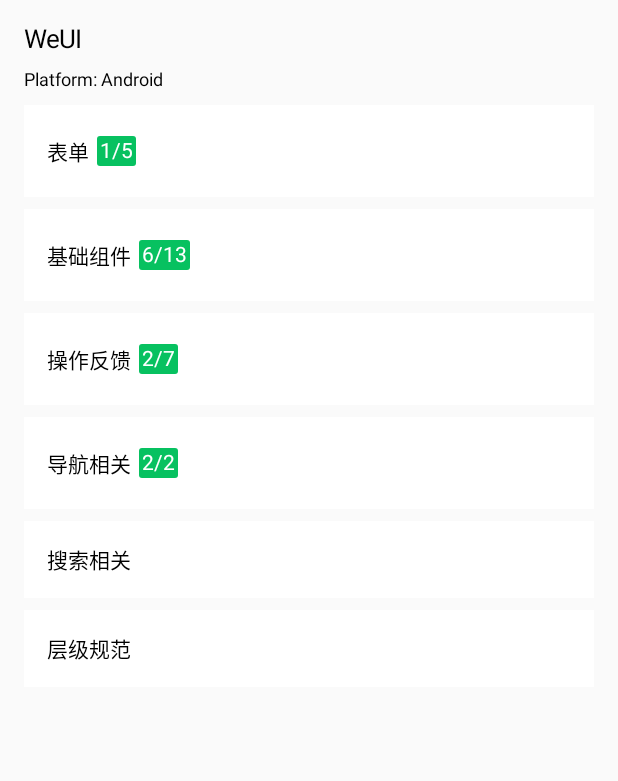
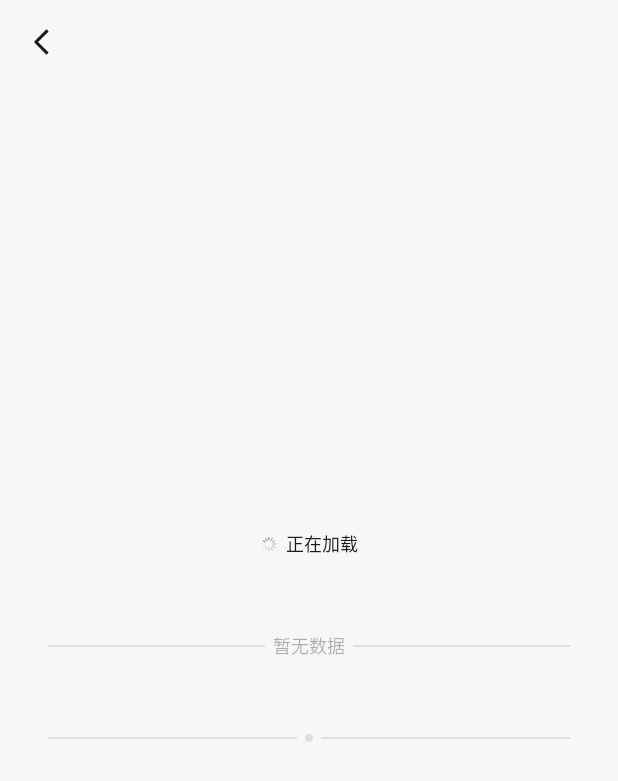
Before and after one commit to ouyangsl/weui-compose, an Android app built with Jetpack Compose: the screen it shows after launch (MainActivity), on a phone screen of 412 x 824 dp. Shown: the top 781 px of the screen. Run offline under Robolectric (Android 15) with nearby library versions, the phone set to English and light mode, and no system bars.

Commit message:
添加 LoadMore 组件

```diff
--- /dev/null
+++ b/common/src/commonMain/kotlin/weui/components/loading/LoadMore.kt
@@ -0,0 +1,77 @@
+package weui.components.loading
+
+import androidx.compose.foundation.background
+import androidx.compose.foundation.layout.*
+import androidx.compose.foundation.shape.CircleShape
+import androidx.compose.foundation.text.BasicText
+import androidx.compose.runtime.Composable
+import androidx.compose.ui.Alignment
+import androidx.compose.ui.Modifier
+import androidx.compose.ui.draw.clip
+import androidx.compose.ui.graphics.Color
+import androidx.compose.ui.unit.dp
+import weui.theme.WeUI
+
+@Composable
+fun LoadMore(
+    isLoading: Boolean,
+    text: String? = null,
+    modifier: Modifier = Modifier
+) {
+    Row(
+        verticalAlignment = Alignment.CenterVertically,
+        modifier = modifier
+    ) {
+        Divider(
+            visitable = !isLoading,
+            modifier = Modifier.weight(1f)
+        )
+
+        Row(
+            horizontalArrangement = Arrangement.spacedBy(5.dp),
+            verticalAlignment = Alignment.CenterVertically,
+            modifier = Modifier.padding(horizontal = 5.dp)
+        ) {
+            if (isLoading) {
+                Loading(modifier = modifier.size(12.dp))
+
+                if (!text.isNullOrBlank()) {
+                    BasicText(
+                        text = text,
+                        style = WeUI.typography.caption.copy(
+                            color = WeUI.typography.content.color
+                        )
+                    )
+                }
+            } else {
+                if (text.isNullOrBlank()) {
+                    Box(modifier.clip(CircleShape).size(5.dp).background(WeUI.colors.divider))
+                } else {
+                    BasicText(
+                        text = text,
+                        style = WeUI.typography.caption
+                    )
+                }
+            }
+        }
+
+        Divider(
+            visitable = !isLoading,
+            modifier = Modifier.weight(1f)
+        )
+    }
+}
+
+@Composable
+private fun Divider(
+    visitable: Boolean,
+    modifier: Modifier = Modifier
+) {
+    val color = if (visitable) {
+        WeUI.colors.divider
+    } else {
+        Color.Transparent
+    }
+
+    Box(modifier.height(1.dp).background(color))
+}
--- a/common/src/commonMain/kotlin/weui/sample/App.kt
+++ b/common/src/commonMain/kotlin/weui/sample/App.kt
@@ -18,8 +18,8 @@
 
 @Composable
 fun App() {
-    var selected by remember { mutableStateOf<Menu?>(null) }
-//    var selected by remember { mutableStateOf<Menu?>(Menu.NavBar) }
+//    var selected by remember { mutableStateOf<Menu?>(null) }
+    var selected by remember { mutableStateOf<Menu?>(Menu.LoadMore) }
 
     WeUITheme {
         when (LocalWindowSizeClasses.current) {
--- a/common/src/commonMain/kotlin/weui/sample/Menu.kt
+++ b/common/src/commonMain/kotlin/weui/sample/Menu.kt
@@ -31,18 +31,18 @@
     Form(title = "表单页", available = false),
     List(title = "列表", available = false),
     Slide(title = "滑块", available = false),
-    Uploader(title = "上传组件", available = false),
+//    Uploader(title = "上传组件", available = false),
 
     // 基础组件
     Article(title = "文章", available = false),
     Badge(title = "徽章", available = true),
-    Flex(title = "Flex布局", available = false),
+//    Flex(title = "Flex布局", available = false),
     Footer(title = "页脚", available = true),
-    Gallery(title = "图册", available = false),
-    Grid(title = "九宫格", available = false),
+//    Gallery(title = "图册", available = false),
+//    Grid(title = "九宫格", available = false),
     Icons(title = "图标", available = true),
     Loading(title = "加载中", available = true),
-    LoadMore(title = "加载更多", available = false),
+    LoadMore(title = "加载更多", available = true),
     Panel(title = "面板", available = true),
     Preview(title = "表单预览", available = false),
     Progress(title = "进度条", available = true),
@@ -77,15 +77,15 @@
         Menu.Form,
         Menu.List,
         Menu.Slide,
-        Menu.Uploader
+//        Menu.Uploader
     ),
     "基础组件" to listOf(
         Menu.Article,
         Menu.Badge,
-        Menu.Flex,
+//        Menu.Flex,
         Menu.Footer,
-        Menu.Gallery,
-        Menu.Grid,
+//        Menu.Gallery,
+//        Menu.Grid,
         Menu.Icons,
         Menu.Loading,
         Menu.LoadMore,
--- a/common/src/commonMain/kotlin/weui/sample/SampleScreen.kt
+++ b/common/src/commonMain/kotlin/weui/sample/SampleScreen.kt
@@ -17,6 +17,7 @@
 import weui.sample.dialog.TopTipsSampleScreen
 import weui.sample.footer.FooterSampleScreen
 import weui.sample.icons.IconsSampleScreen
+import weui.sample.loading.LoadMoreSampleScreen
 import weui.sample.loading.LoadingSampleScreen
 import weui.sample.navigation.NavBarSampleScreen
 import weui.sample.navigation.TabBarSampleScreen
@@ -58,6 +59,7 @@
                 Menu.Footer -> FooterSampleScreen()
                 Menu.Icons -> IconsSampleScreen()
                 Menu.Loading -> LoadingSampleScreen()
+                Menu.LoadMore -> LoadMoreSampleScreen()
                 Menu.Panel -> PanelSampleScreen()
                 Menu.Progress -> ProgressSampleScreen()
                 Menu.Dialog -> DialogSampleScreen()
--- /dev/null
+++ b/common/src/commonMain/kotlin/weui/sample/loading/LoadMoreSampleScreen.kt
@@ -0,0 +1,34 @@
+package weui.sample.loading
+
+import androidx.compose.foundation.layout.*
+import androidx.compose.runtime.*
+import androidx.compose.ui.Alignment
+import androidx.compose.ui.Modifier
+import androidx.compose.ui.unit.dp
+import weui.components.loading.LoadMore
+import weui.components.loading.Loading
+
+@Composable
+fun LoadMoreSampleScreen() {
+    Column(
+        verticalArrangement = Arrangement.spacedBy(
+            space = 50.dp,
+            alignment = Alignment.CenterVertically
+        ),
+        horizontalAlignment = Alignment.CenterHorizontally,
+        modifier = Modifier.fillMaxSize()
+    ) {
+        LoadMore(
+            isLoading = true,
+            text = "正在加载"
+        )
+        LoadMore(
+            isLoading = false,
+            text = "暂无数据"
+        )
+        LoadMore(
+            isLoading = false,
+            text = null
+        )
+    }
+}
```
